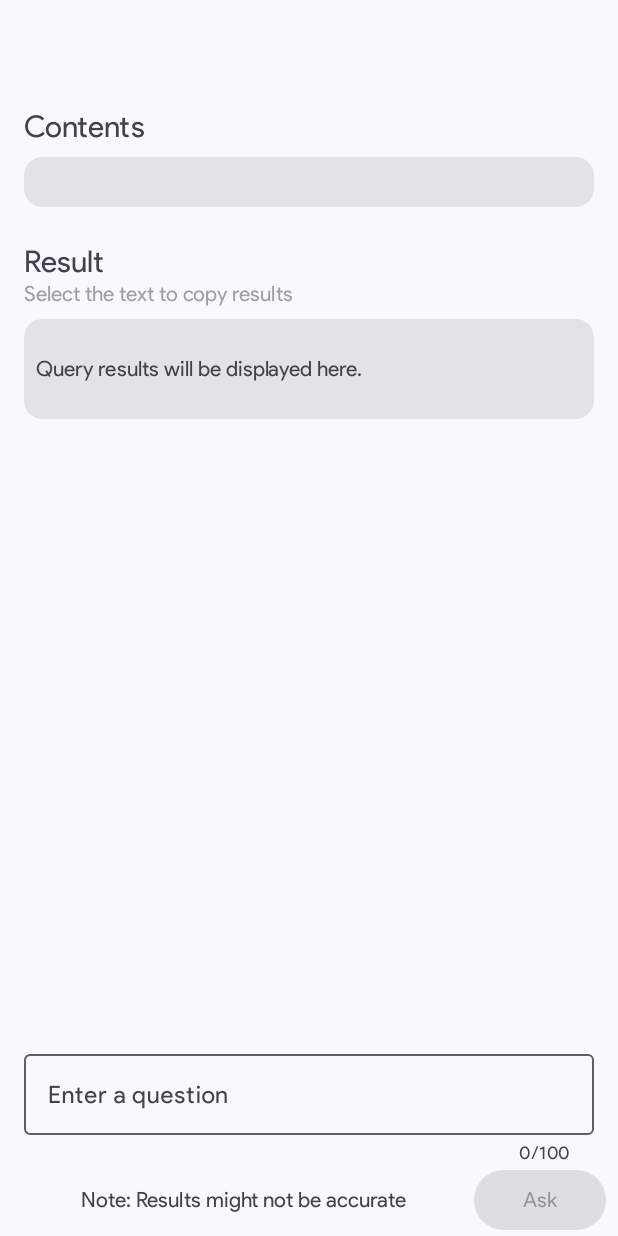
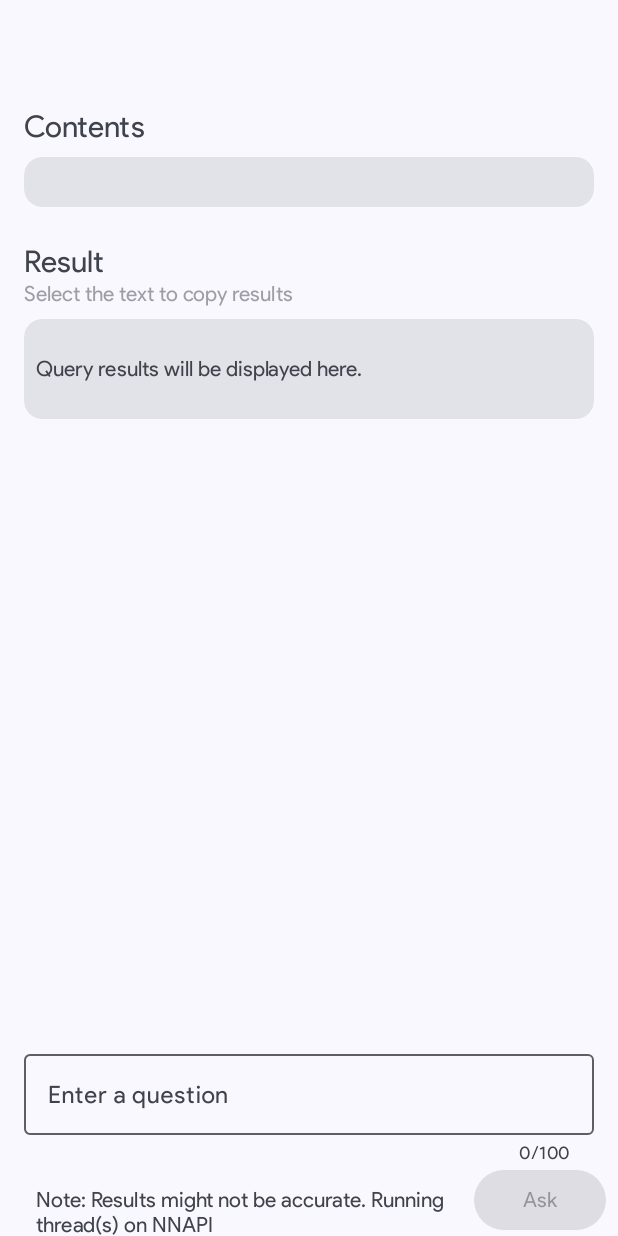
Before and after one commit to Akruzen/Briefer, an Android app: the ChatActivity screen opened directly, with no data from a screen before it, on a phone screen of 412 x 824 dp. Run offline under Robolectric (Android 15) with nearby library versions, the phone set to English and light mode, and no system bars; 1 statement that could not run was skipped.

Commit message:
Updated note in ChatActivity

```diff
--- a/app/src/main/java/com/akruzen/briefer/ChatActivity.java
+++ b/app/src/main/java/com/akruzen/briefer/ChatActivity.java
@@ -27,7 +27,7 @@ import Constants.Methods;
 
 public class ChatActivity extends AppCompatActivity implements BertQaHelper.AnswererListener {
 
-    TextView titleTextView, contentTextView, resultTextView;
+    TextView titleTextView, contentTextView, resultTextView, noteTextView;
     TextInputEditText questionEditText;
     MaterialButton askButton;
     BertQaHelper bertQaHelper;
@@ -50,6 +50,7 @@ public class ChatActivity extends AppCompatActivity implements BertQaHelper.Answ
         questionEditText = findViewById(R.id.questionTextInput);
         resultTextView = findViewById(R.id.resultTextView);
         askButton = findViewById(R.id.askButton);
+        noteTextView = findViewById(R.id.noteTextView);
         // Initialize Objects
         tinyDB = new TinyDB(this);
         initializeBertQaHelper(); // initialize bertQaHelper
@@ -62,8 +63,16 @@ public class ChatActivity extends AppCompatActivity implements BertQaHelper.Answ
     private void setContentTextView() {
         String title = getIntent().getStringExtra("title");
         String content = getIntent().getStringExtra("content");
+        String delegateStr = tinyDB.getString(Constants.getDelegateKey());
         titleTextView.setText(title);
         contentTextView.setText(content);
+        String threadsCount = tinyDB.getString(Constants.getThreadCountKey());
+        delegateStr = (delegateStr.equals("0") ? "CPU" : (delegateStr.equals("1") ? "GPU" : "NNAPI"));
+        String setting = " Running " + threadsCount + " thread(s) on " + delegateStr;
+        // Only mention thread and delegate count if default value is changed
+        String note = "Note: Results might not be accurate."
+                + ((threadsCount.equals("2") && delegateStr.equals("CPU")) ? "" : setting);
+        noteTextView.setText(note);
     }
 
     private void handleListeners() {
--- a/app/src/main/res/layout/activity_chat.xml
+++ b/app/src/main/res/layout/activity_chat.xml
@@ -141,12 +141,13 @@
         app:layout_constraintBottom_toBottomOf="parent">
 
         <TextView
-            android:id="@+id/textView3"
+            android:id="@+id/noteTextView"
             android:layout_width="0dp"
             android:layout_height="wrap_content"
             android:layout_weight="1"
-            android:gravity="center"
-            android:text="Note: Results might not be accurate" />
+            android:gravity="center_vertical"
+            android:paddingHorizontal="16dp"
+            android:text="Note: Results might not be accurate." />
 
         <com.google.android.material.button.MaterialButton
             android:id="@+id/askButton"
--- a/app/src/main/res/layout/activity_settings.xml
+++ b/app/src/main/res/layout/activity_settings.xml
@@ -231,6 +231,7 @@
                         android:id="@+id/delegateToggleButton"
                         android:layout_gravity="center"
                         app:singleSelection="true"
+                        app:selectionRequired="true"
                         android:layout_width="wrap_content"
                         android:layout_height="wrap_content">
 
--- a/app/src/main/res/values/strings.xml
+++ b/app/src/main/res/values/strings.xml
@@ -30,7 +30,7 @@
         Take a note of the following points while you ask questions:\n\n
         1. The model cannot generate text on its own. Hence, the results will always be a part of the text you have provided.\n
         2. Since text generation is not possible, questions like \"Summarize the paragraph\", \"Predict the outcome\" or any such
-        similar queries may produce garbage results.\n
+        similar queries will produce garbage results.\n
         3. From a list of results, top 5 results are shown, where first is most likely and 5th is least likely.\n
         4. Try phrasing your questions in such a way, that they end in a question mark and start with a \"Wh\" type word.
         For example, instead of asking \"Do you know the CEO of Google?\" or \"Tell me the name of CEO of Google.\", ask
@@ -38,7 +38,7 @@
     </string>
     <string name="threads_info">
         Threads are used to improve performance by allowing multiple operations to run simultaneously.
-        Increasing number of threads increases computing speed but also increases the load on the delegate.\n
+        Increasing number of threads might increase computing speed but it depends on number of cores the delegate has.\n
         A Delegate is a software component that can be used to accelerate the execution of TensorFlow Lite models.
         Delegates can be used to leverage on-device accelerators such as the GPU (Graphics Processing Unit), CPU (Central Processing
         Unit), and NNAPI (Android Neural Networks API).
```
